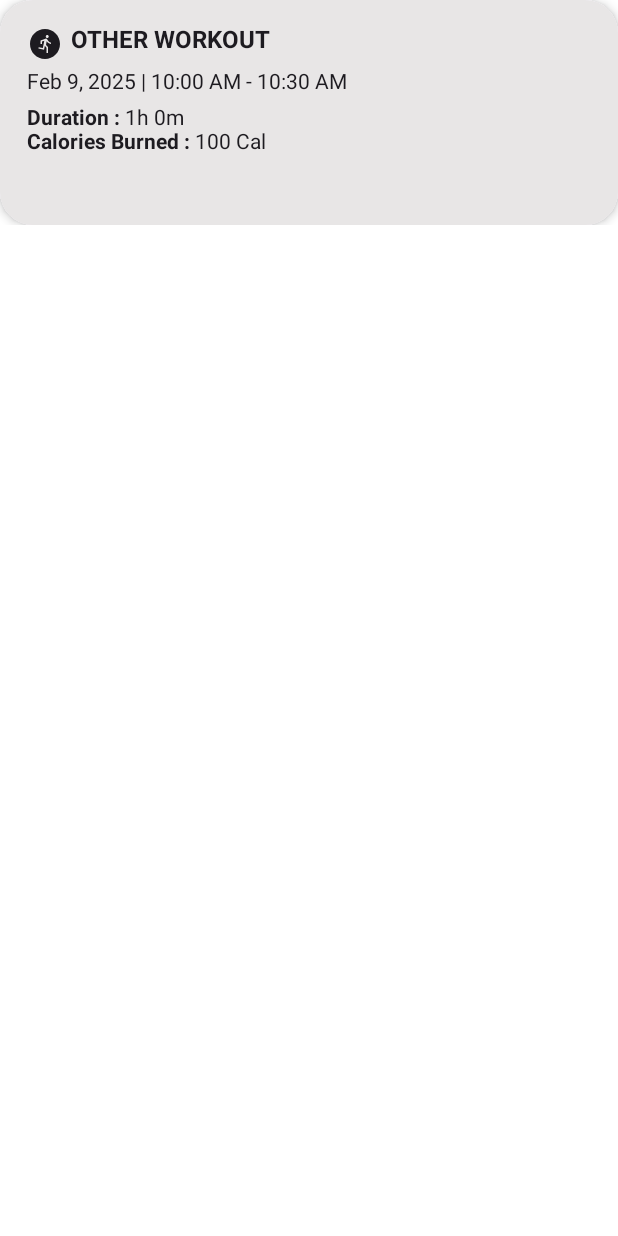
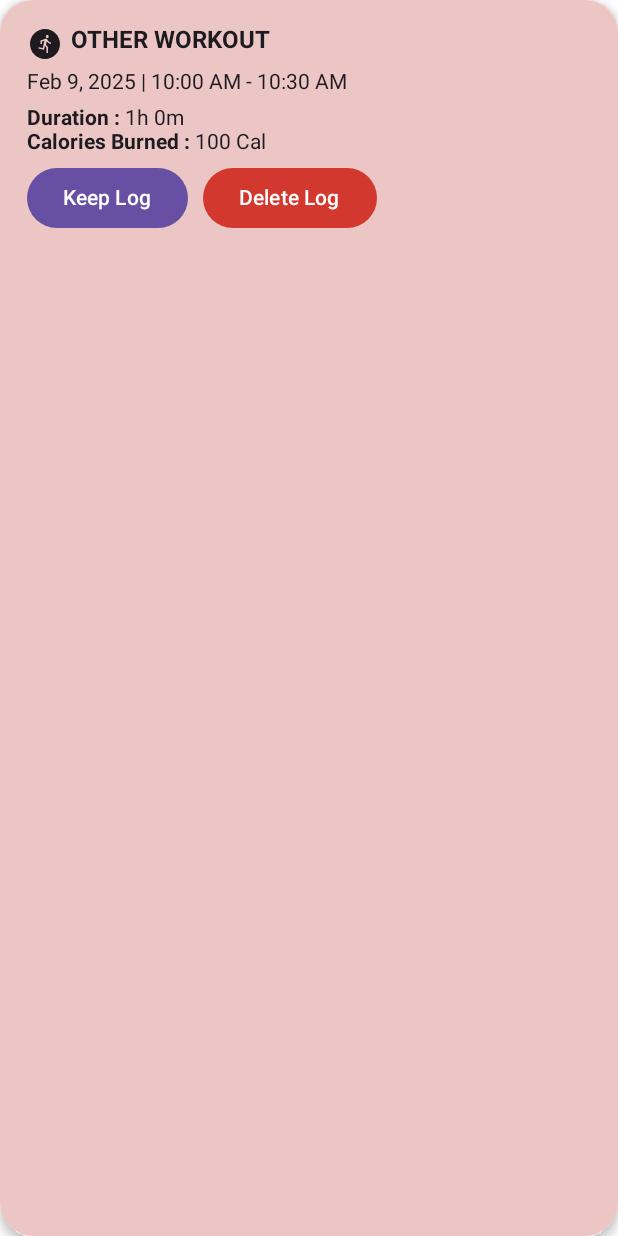
Before and after one commit to carrolji/Exercise-Log, an Android app built with Jetpack Compose: the @Preview function ExerciseLogItemPreview, on a phone screen of 412 x 824 dp. Run offline under Robolectric (Android 15) with nearby library versions, the phone set to English and light mode, and no system bars.

Commit message:
handle records conflict

```diff
--- a/app/src/main/java/com/example/exerciselog/data/ExerciseLogEntity.kt
+++ b/app/src/main/java/com/example/exerciselog/data/ExerciseLogEntity.kt
@@ -17,6 +17,7 @@ data class ExerciseLogEntity(
     val type: String,
     val duration: Long, // in minutes
     val caloriesBurned: Int,
-    val startTime: String,
-    val endTime: String,
+    val startTime: Long,
+    val endTime: Long,
+    val isConflict: Boolean = false,
 )
--- a/app/src/main/java/com/example/exerciselog/domain/ExerciseLog.kt
+++ b/app/src/main/java/com/example/exerciselog/domain/ExerciseLog.kt
@@ -10,4 +10,5 @@ data class ExerciseLog(
     val caloriesBurned: Int,
     val startTime: ZonedDateTime, //utc
     val endTime: ZonedDateTime, //utc
+    val isConflict: Boolean,
 )
--- a/app/src/main/java/com/example/exerciselog/ui/exerciseloglist/ExerciseLogItem.kt
+++ b/app/src/main/java/com/example/exerciselog/ui/exerciseloglist/ExerciseLogItem.kt
@@ -10,9 +10,12 @@ import androidx.compose.foundation.layout.Spacer
 import androidx.compose.foundation.layout.fillMaxSize
 import androidx.compose.foundation.layout.height
 import androidx.compose.foundation.layout.padding
+import androidx.compose.foundation.layout.wrapContentHeight
 import androidx.compose.foundation.shape.RoundedCornerShape
 import androidx.compose.material.icons.Icons
 import androidx.compose.material.icons.filled.RunCircle
+import androidx.compose.material3.Button
+import androidx.compose.material3.ButtonDefaults
 import androidx.compose.material3.CardDefaults
 import androidx.compose.material3.DropdownMenu
 import androidx.compose.material3.DropdownMenuItem
@@ -36,6 +39,8 @@ import com.example.exerciselog.R
 import com.example.exerciselog.data.ExerciseType
 import com.example.exerciselog.domain.ExerciseLog
 import com.example.exerciselog.ui.theme.GrayLight
+import com.example.exerciselog.ui.theme.RedConflict
+import com.example.exerciselog.ui.theme.RedDark
 import com.example.exerciselog.utils.formattedMinToTime
 import com.example.exerciselog.utils.getLocalRangeFormat
 import java.time.ZonedDateTime
@@ -45,12 +50,13 @@ import java.util.UUID
 @Composable
 fun ExerciseLogItem(
     log: ExerciseLog,
-    onDelete: (exerciseId: String) -> Unit,
+    onActionLogItemAction: (ExerciseLogsUIEvent) -> Unit,
 ) {
     var isDropDownOptionShowing by rememberSaveable {
         mutableStateOf(false)
     }
 
+    val conflictColor = if (log.isConflict) RedConflict else GrayLight
     Box {
         ElevatedCard(
             shape = RoundedCornerShape(22.dp),
@@ -58,7 +64,7 @@ fun ExerciseLogItem(
                 defaultElevation = 4.dp
             ),
             modifier = Modifier
-                .height(150.dp)
+                .wrapContentHeight()
                 .combinedClickable(
                     onLongClick = {
                         //Drop down item
@@ -72,7 +78,7 @@ fun ExerciseLogItem(
             Column(
                 modifier = Modifier
                     .fillMaxSize()
-                    .background(GrayLight) //TODO: add highlight here
+                    .background(conflictColor)
                     .padding(horizontal = 18.dp, vertical = 12.dp),
             ) {
                 Row(modifier = Modifier.padding(top = 5.dp)) {
@@ -106,6 +112,21 @@ fun ExerciseLogItem(
                     value = log.caloriesBurned.toString(),
                     unit = stringResource(R.string.unit_cal)
                 )
+
+                if (log.isConflict) {
+                    Row(modifier = Modifier.padding(top = 5.dp)) {
+                        Button(onClick = { onActionLogItemAction(ExerciseLogsUIEvent.OnKeepExerciseLog(log.exerciseId)) }) {
+                            Text(text = stringResource(R.string.keep_log))
+                        }
+                        Button(
+                            colors = ButtonDefaults.buttonColors(RedDark),
+                            modifier = Modifier.padding(start = 10.dp),
+                            onClick = { onActionLogItemAction(ExerciseLogsUIEvent.OnDeleteExerciseLog(log.exerciseId)) }
+                        ) {
+                            Text(text = stringResource(R.string.delete))
+                        }
+                    }
+                }
             }
         }
 
@@ -117,7 +138,7 @@ fun ExerciseLogItem(
             DropdownMenuItem(
                 text = { Text(text = stringResource(R.string.delete)) },
                 onClick = {
-                    onDelete(log.exerciseId)
+                    onActionLogItemAction(ExerciseLogsUIEvent.OnDeleteExerciseLog(log.exerciseId))
                     isDropDownOptionShowing = false
                 }
             )
@@ -153,7 +174,8 @@ fun ExerciseLogItemPreview() {
         duration = 60,
         caloriesBurned = 100,
         startTime = ZonedDateTime.now().minusMinutes(30),
-        endTime = ZonedDateTime.now()
+        endTime = ZonedDateTime.now(),
+        isConflict = true,
     )
     ExerciseLogItem(exerciseLog) {}
 }
--- a/app/src/main/java/com/example/exerciselog/ui/exerciseloglist/ExerciseLogListScreen.kt
+++ b/app/src/main/java/com/example/exerciselog/ui/exerciseloglist/ExerciseLogListScreen.kt
@@ -186,7 +186,7 @@ fun ExerciseLogListScreen(
 
                         items(exerciseLogs) { exerciseLog ->
                             ExerciseLogItem(log = exerciseLog) {
-                                onAction(ExerciseLogsUIEvent.OnDeleteExerciseLog(it))
+                                onAction(it)
                             }
                             Spacer(modifier = Modifier.height(15.dp))
                         }
--- a/app/src/main/java/com/example/exerciselog/ui/exerciseloglist/ExerciseLogsUIEvent.kt
+++ b/app/src/main/java/com/example/exerciselog/ui/exerciseloglist/ExerciseLogsUIEvent.kt
@@ -5,6 +5,7 @@ sealed interface ExerciseLogsUIEvent {
     data object OnLoadExerciseLogs: ExerciseLogsUIEvent
     data object OnSyncExerciseSessions: ExerciseLogsUIEvent
     data class OnDeleteExerciseLog(val exerciseId: String): ExerciseLogsUIEvent
+    data class OnKeepExerciseLog(val exerciseId: String): ExerciseLogsUIEvent
 }
 
 sealed interface SideEffect {
--- a/app/src/main/java/com/example/exerciselog/ui/logexercise/LogNewExerciseViewModel.kt
+++ b/app/src/main/java/com/example/exerciselog/ui/logexercise/LogNewExerciseViewModel.kt
@@ -22,8 +22,6 @@ class LogNewExerciseViewModel(
     var state by mutableStateOf(ExerciseLogDetailUIState())
         private set
 
-    val map = mutableMapOf<String, List<String>>()
-
     private fun addExerciseLog() = viewModelScope.launch {
         val durationInHour = state.duration / 60L
         val durationInMin = state.duration % 60L
@@ -35,6 +33,7 @@ class LogNewExerciseViewModel(
             caloriesBurned = state.caloriesBurned,
             startTime = state.startTime,
             endTime = endTime,
+            isConflict = false
         )
         exerciseLogRepository.addExerciseLog(newExercise)
     }
--- a/app/src/main/java/com/example/exerciselog/ui/theme/Color.kt
+++ b/app/src/main/java/com/example/exerciselog/ui/theme/Color.kt
@@ -10,3 +10,5 @@ val Purple40 = Color(0xFF6650a4)
 val PurpleGrey40 = Color(0xFF625b71)
 val Pink40 = Color(0xFF7D5260)
 val GrayLight = Color(0xFFE8E6E6)
+val RedConflict = Color(0xFFECC5C5)
+val RedDark = Color(0xFFD2382D)
--- a/app/src/main/res/values/strings.xml
+++ b/app/src/main/res/values/strings.xml
@@ -12,7 +12,8 @@
 
     <string name="ok">OK</string>
     <string name="cancel">CANCEL</string>
-    <string name="delete">Delete</string>
+    <string name="delete">Delete Log</string>
+    <string name="keep_log">Keep Log</string>
 
     <string name="health_connect_ready">You can now sync exercise data with Health Connect</string>
     <string name="health_connect_not_supported">Health Connect is only supported on Android devices running API level 27 or above.</string>
```
Also changed, not shown: app/src/main/java/com/example/exerciselog/data/ExerciseLogDao.kt (+18 -2 lines), app/src/main/java/com/example/exerciselog/data/ExerciseLogMapper.kt (+6 -4 lines), app/src/main/java/com/example/exerciselog/data/ExerciseLogRepositoryImpl.kt (+18 -18 lines), app/src/main/java/com/example/exerciselog/data/HealthConnectManager.kt (+0 -24 lines), app/src/main/java/com/example/exerciselog/domain/ExerciseLogRepository.kt (+3 -4 lines), app/src/main/java/com/example/exerciselog/ui/exerciseloglist/ExerciseLogListViewModel.kt (+33 -11 lines).
